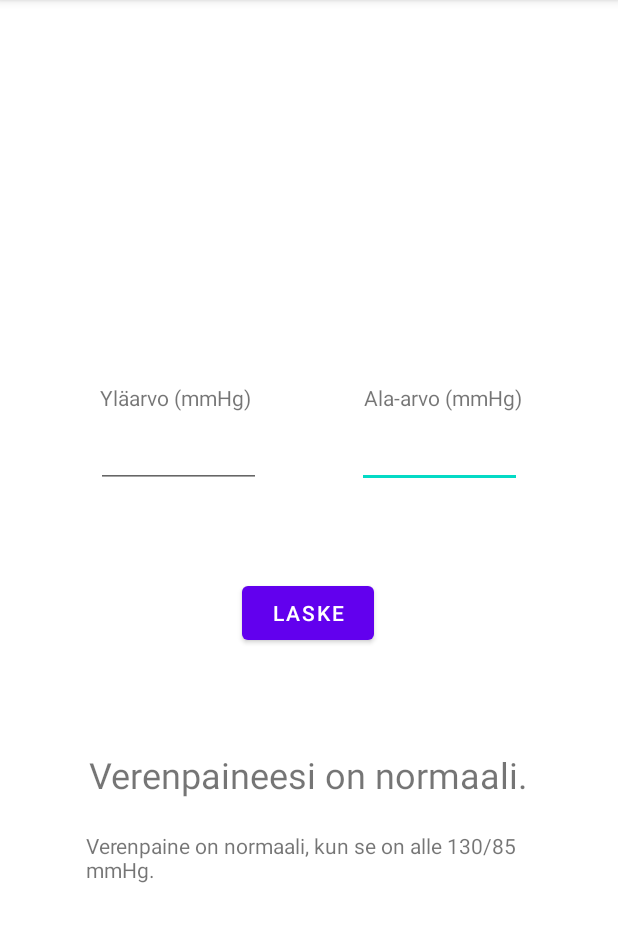
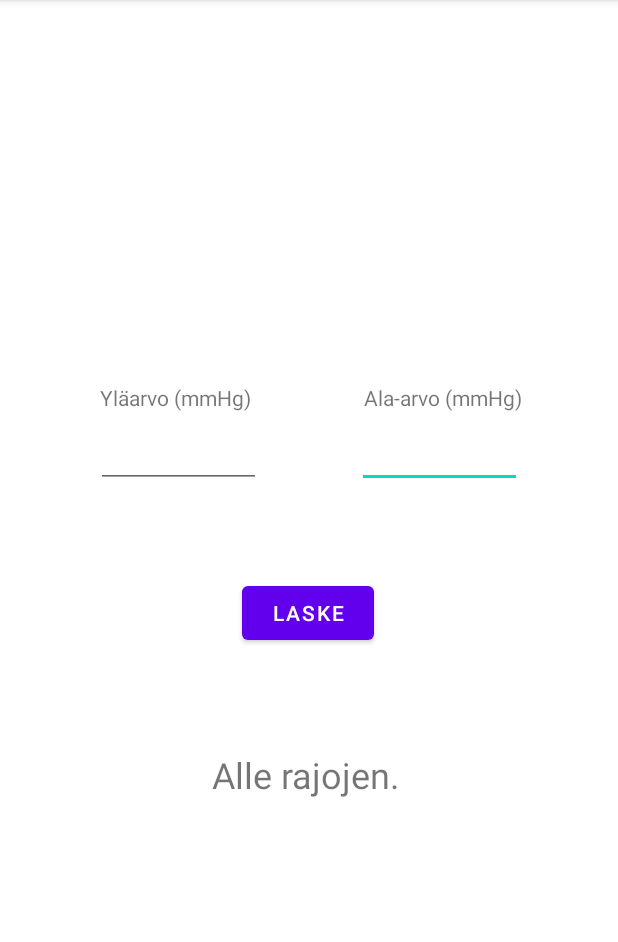
Before and after one commit to untop02/TerveysProjekti, an Android app: the Verenpaine screen opened directly, with no data from a screen before it, after a tap on "LASKE", on a phone screen of 412 x 824 dp, the part 84-1026 px from its top. Run offline under Robolectric (Android 15) with nearby library versions, the phone set to English and light mode, and no system bars; 2 statements that could not run were skipped.

Commit message:
Verenpainelaskuri V0.31

```diff
--- a/app/src/main/java/com/example/projekti/Verenpaine.java
+++ b/app/src/main/java/com/example/projekti/Verenpaine.java
@@ -3,15 +3,21 @@ package com.example.projekti;
 import androidx.appcompat.app.AppCompatActivity;
 
 import android.os.Bundle;
+import android.text.Editable;
+import android.text.TextUtils;
+import android.text.TextWatcher;
 import android.view.View;
 import android.widget.Button;
 import android.widget.EditText;
 import android.widget.TextView;
 
+import org.w3c.dom.Text;
+
 public class Verenpaine extends AppCompatActivity {
 
     TextView verenpaineKentta, verenpaineInfo;
     Button laskeBtn;
+    EditText ylaArvo, alaArvo;
 
     @Override
     protected void onCreate(Bundle savedInstanceState) {
@@ -21,13 +27,15 @@ public class Verenpaine extends AppCompatActivity {
         verenpaineKentta = findViewById(R.id.tvVerenpaine);
         verenpaineInfo = findViewById(R.id.tvVerenpaineInfo);
         laskeBtn = findViewById(R.id.laskeBtn);
-        EditText ylaArvo = findViewById(R.id.ylaArvo);
-        EditText alaArvo = findViewById(R.id.alaArvo);
+        ylaArvo = findViewById(R.id.ylaArvo);
+        alaArvo = findViewById(R.id.alaArvo);
 
+        String matalaVp = ("Verenpaine on matala, jos se on alle 100/60 mmHg.");
+        String ihanteellinenVp = ("Verenpaine on ihanteellinen, kun se on alle 120/80 mmHg");
         String normaaliVp = ("Verenpaine on normaali, kun se on alle 130/85 mmHg.");
         String tyydyttavaVp = ("Verenpaine on tyydyttävä, kun se on 130-139/ 85-89 mmHg välillä.");
         String korkeaVp = ("Verenpaine on koholla, kun se on yli 140/90 mmHg.");
-        String tyhja = ("");
+
 
         laskeBtn.setOnClickListener(new View.OnClickListener() {
             @Override
@@ -35,18 +43,27 @@ public class Verenpaine extends AppCompatActivity {
                 int yla = Integer.parseInt(ylaArvo.getText().toString());
                 int ala = Integer.parseInt(alaArvo.getText().toString());
 
-                if (yla >= 139 && ala >= 89) {
+                if (yla >= 140 && ala >= 90) {
                     verenpaineKentta.setText("Verenpaineesi on koholla.");
                     verenpaineInfo.setText(korkeaVp);
-                } else if(yla >= 129 && yla <= 139 && ala >= 85 && ala <= 89) {
+                } else if (yla >= 130 && yla <= 139 && ala >= 85 && ala <= 89) {
                     verenpaineKentta.setText("Verenpaineesi on tyydyttävä.");
                     verenpaineInfo.setText(tyydyttavaVp);
-                } else if(yla <= 130 && ala <= 85) {
+                } else if (yla <= 130 && ala <= 85 && ala >= 79) {
                     verenpaineKentta.setText("Verenpaineesi on normaali.");
                     verenpaineInfo.setText(normaaliVp);
-                } else if (yla >= 159 || yla <= 99 || ala >= 119 || ala <= 69) {
-                    verenpaineKentta.setText("Anna sopiva luku.");
-                    verenpaineInfo.setText(tyhja);
+                } else if (yla <= 120 && ala <= 80 && ala >= 60) {
+                    verenpaineKentta.setText("Verenpaineesi on ihanteellinen.");
+                    verenpaineInfo.setText(ihanteellinenVp);
+                } else if (yla <= 100 && ala <= 60 && ala >= 40) {
+                    verenpaineKentta.setText("Verenpaineesi on matala.");
+                    verenpaineInfo.setText(matalaVp);
+                } else if (yla >= 200 || ala >= 150) {
+                    verenpaineKentta.setText("Yli rajojen.");
+                    verenpaineInfo.setText("");
+                } else if (yla <= 50 || ala <= 30) {
+                    verenpaineKentta.setText("Alle rajojen.");
+                    verenpaineInfo.setText("");
                 }
             }
         });
@@ -54,4 +71,5 @@ public class Verenpaine extends AppCompatActivity {
     }
 
 
+
 }
--- a/app/src/main/res/layout/activity_verenpaine.xml
+++ b/app/src/main/res/layout/activity_verenpaine.xml
@@ -12,7 +12,6 @@
         android:layout_width="298dp"
         android:layout_height="50dp"
         android:layout_marginBottom="150dp"
-        android:text="tekstiä nii maan birusti"
         android:textSize="14sp"
         app:layout_constraintBottom_toBottomOf="parent"
         app:layout_constraintEnd_toEndOf="parent"
@@ -93,7 +92,7 @@
 
     <TextView
         android:id="@+id/tvVerenpaine"
-        android:layout_width="310dp"
+        android:layout_width="wrap_content"
         android:layout_height="32dp"
         android:layout_marginTop="45dp"
         android:layout_marginBottom="8dp"
```
